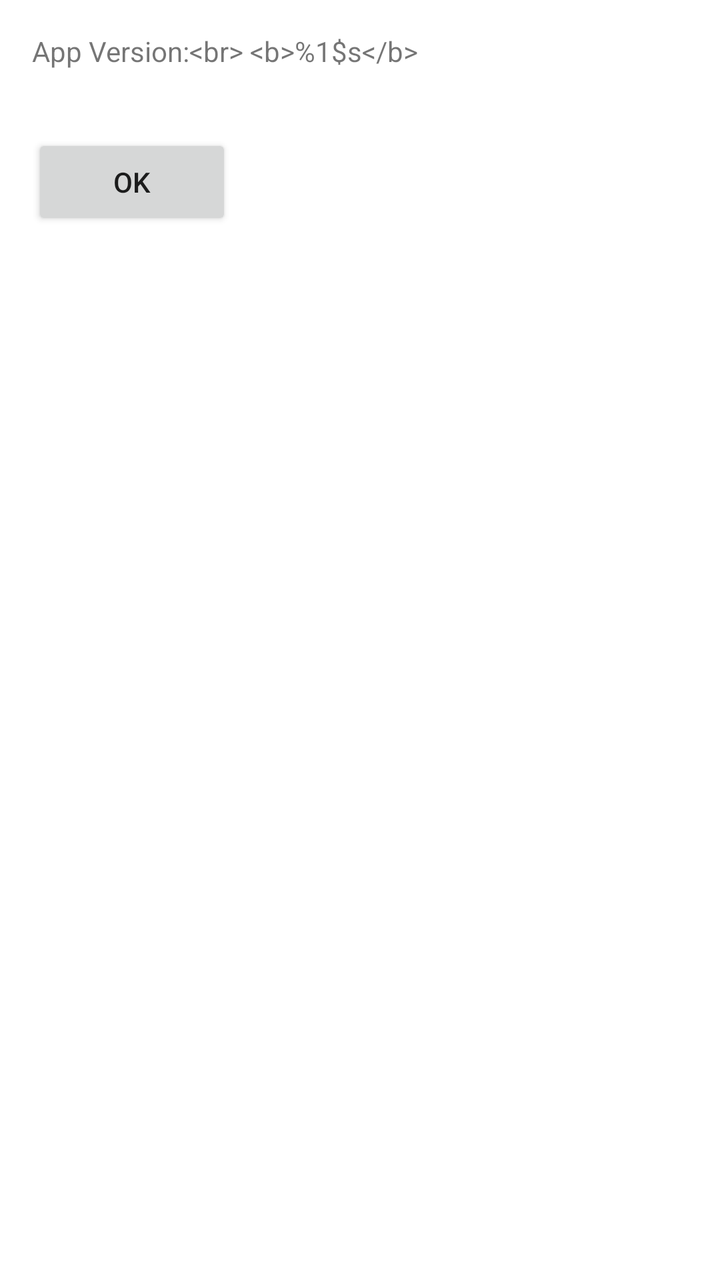
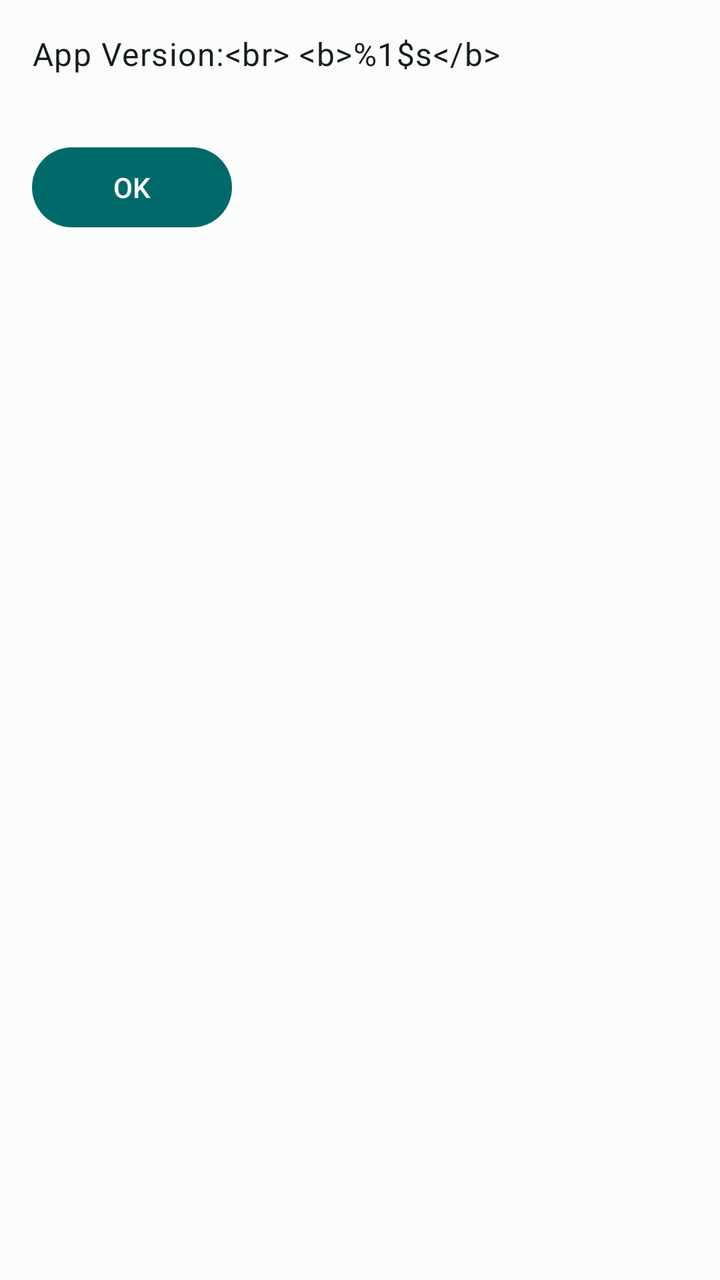

Two renders of the same Android screen: before a commit and after it. Below are the layout's source before the change and the commit's diff.
<!-- AndroidManifest.xml: application theme AppTheme -->
<!-- res/layout/widget_app_info_dialog.xml -->
<?xml version="1.0" encoding="utf-8"?>
<LinearLayout xmlns:android="http://schemas.android.com/apk/res/android"
    android:layout_width="match_parent"
    android:layout_height="wrap_content"
    android:layout_margin="16dp"
    android:orientation="vertical">

    <TextView
        android:id="@+id/tv_app_version"
        android:layout_width="match_parent"
        android:layout_height="wrap_content"
        android:layout_margin="16dp"
        android:text="@string/app_version" />

    <RelativeLayout
        android:id="@+id/footer"
        android:layout_width="match_parent"
        android:layout_margin="16dp"
        android:layout_height="wrap_content">

        <Button
            android:id="@+id/button_ok"
            android:layout_width="100dp"
            android:layout_height="wrap_content"
            android:layout_alignParentStart="true"
            android:text="@string/ok" />
    </RelativeLayout>

</LinearLayout>
<!-- resources referenced by this layout -->
<resources>
  <string name="app_version">App Version:&lt;br&gt; &lt;b&gt;%1$s&lt;/b&gt;</string>
  <string name="ok">OK</string>
  <style name="AppTheme" parent="Theme.MaterialComponents.Light.DarkActionBar">
          
          <item name="colorPrimary">@color/colorPrimary</item>
          <item name="colorPrimaryVariant">@color/colorPrimaryDark</item>
          <item name="colorPrimaryDark">@color/colorPrimaryDark</item>
          <item name="colorAccent">@color/colorAccent</item>
          <item name="colorSecondary">@color/colorAccent</item>
          <item name="colorOnSecondary">@color/colorWhite</item>
  
          <item name="materialAlertDialogTheme">
              @style/ThemeOverlay.MaterialComponents.MaterialAlertDialog
          </item>
      </style>
  <color name="colorPrimary">#2196F3</color>
  <color name="colorPrimaryDark">#01579B</color>
  <color name="colorAccent">#FF9800</color>
  <color name="colorWhite">#FFFFFF</color>
</resources>

<!-- the commit's change to res/layout/widget_app_info_dialog.xml (unified diff, before → after) -->
@@ -10,7 +10,9 @@
         android:layout_width="match_parent"
         android:layout_height="wrap_content"
         android:layout_margin="16dp"
-        android:text="@string/app_version" />
+        android:text="@string/app_version"
+        android:textAppearance="@style/TextAppearance.Material3.BodyLarge"
+        android:textColor="?attr/colorOnSurface" />
 
     <RelativeLayout
         android:id="@+id/footer"
@@ -18,7 +20,7 @@
         android:layout_margin="16dp"
         android:layout_height="wrap_content">
 
-        <Button
+        <com.google.android.material.button.MaterialButton
             android:id="@+id/button_ok"
             android:layout_width="100dp"
             android:layout_height="wrap_content"
<!-- resource entries referenced after the edit -->
@@ -2,22 +2,44 @@
 <resources>
   <string name="app_version">App Version:&lt;br&gt; &lt;b&gt;%1$s&lt;/b&gt;</string>
   <string name="ok">OK</string>
-  <style name="AppTheme" parent="Theme.MaterialComponents.Light.DarkActionBar">
-          
+  <style name="AppTheme" parent="Theme.Material3.DayNight">
           <item name="colorPrimary">@color/colorPrimary</item>
+          <item name="colorOnPrimary">@color/md_theme_onPrimary</item>
           <item name="colorPrimaryVariant">@color/colorPrimaryDark</item>
           <item name="colorPrimaryDark">@color/colorPrimaryDark</item>
           <item name="colorAccent">@color/colorAccent</item>
-          <item name="colorSecondary">@color/colorAccent</item>
-          <item name="colorOnSecondary">@color/colorWhite</item>
-  
-          <item name="materialAlertDialogTheme">
-              @style/ThemeOverlay.MaterialComponents.MaterialAlertDialog
-          </item>
+          <item name="colorSecondary">@color/md_theme_secondary</item>
+          <item name="colorOnSecondary">@color/md_theme_onSecondary</item>
+          <item name="colorTertiary">@color/md_theme_tertiary</item>
+          <item name="colorOnTertiary">@color/md_theme_onTertiary</item>
+          <item name="colorSurface">@color/md_theme_surface</item>
+          <item name="colorOnSurface">@color/md_theme_onSurface</item>
+          <item name="colorSurfaceVariant">@color/md_theme_surfaceVariant</item>
+          <item name="colorOnSurfaceVariant">@color/md_theme_onSurfaceVariant</item>
+          <item name="colorOutline">@color/md_theme_outline</item>
+          <item name="android:windowBackground">@color/md_theme_background</item>
+          <item name="android:navigationBarColor">@color/md_theme_surface</item>
+          <item name="android:statusBarColor">@color/md_theme_surface</item>
+          <item name="android:windowLightStatusBar">true</item>
+          <item name="materialAlertDialogTheme">@style/ThemeOverlay.Material3.MaterialAlertDialog</item>
+          <item name="materialButtonStyle">@style/Widget.Material3.Button</item>
+          <item name="materialSwitchStyle">@style/Widget.Material3.CompoundButton.MaterialSwitch</item>
+          <item name="bottomNavigationStyle">@style/Widget.Material3.BottomNavigationView</item>
       </style>
-  <color name="colorPrimary">#2196F3</color>
-  <color name="colorPrimaryDark">#01579B</color>
-  <color name="colorAccent">#FF9800</color>
-  <color name="colorWhite">#FFFFFF</color>
+  <color name="colorPrimary">@color/md_theme_primary</color>
+  <color name="md_theme_onPrimary">#FFFFFF</color>
+  <color name="colorPrimaryDark">#004F4F</color>
+  <color name="colorAccent">@color/md_theme_tertiary</color>
+  <color name="md_theme_secondary">#4A6363</color>
+  <color name="md_theme_onSecondary">#FFFFFF</color>
+  <color name="md_theme_tertiary">#536178</color>
+  <color name="md_theme_onTertiary">#FFFFFF</color>
+  <color name="md_theme_surface">#FAFDFC</color>
+  <color name="md_theme_onSurface">#191C1C</color>
+  <color name="md_theme_surfaceVariant">#DAE5E4</color>
+  <color name="md_theme_onSurfaceVariant">#3F4948</color>
+  <color name="md_theme_outline">#6F7978</color>
+  <color name="md_theme_background">#FAFDFC</color>
+  <color name="md_theme_primary">#006A6A</color>
 </resources>
 
